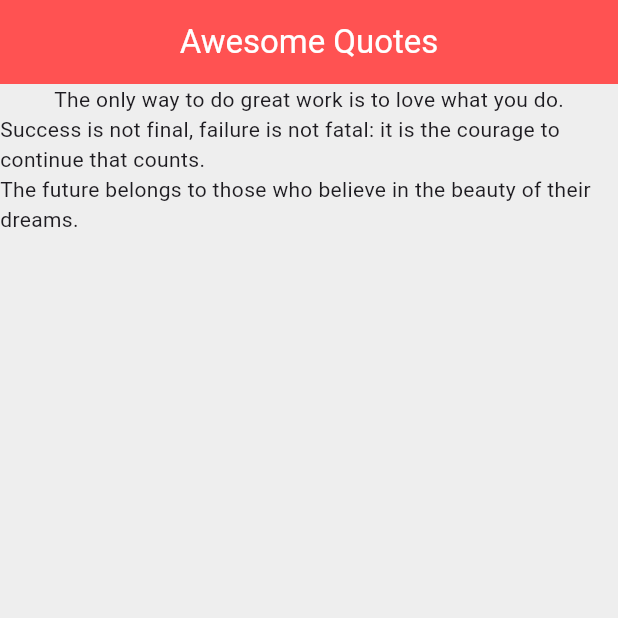
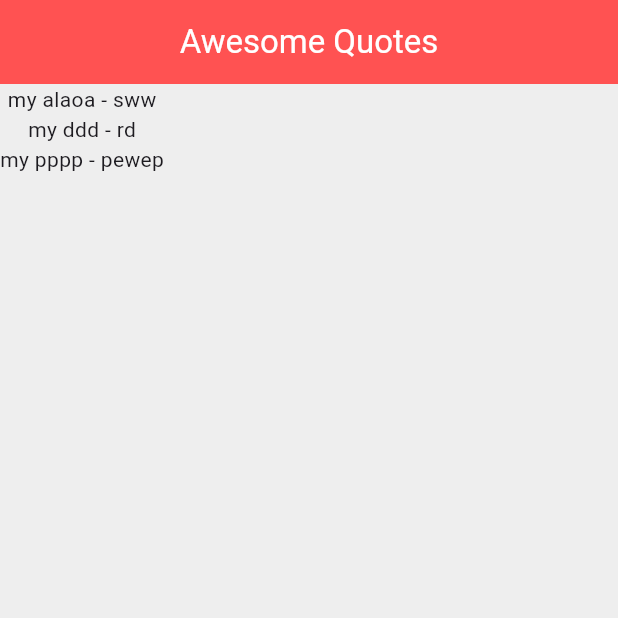
Before and after one commit to Darshan-1012/quotes_proj_4, a Flutter app: the screen it shows after launch, on a phone screen of 412 x 824 dp, the top half of it. Run offline on Flutter 3.47's test engine with Material 3 defaults, Android fonts, the phone set to English and light mode, and no system bars.

Commit message:
Custom Classes

```diff
--- a/lib/main.dart
+++ b/lib/main.dart
@@ -1,4 +1,5 @@
 import 'package:flutter/material.dart';
+import 'quote.dart';
 
 void main() {
   runApp(
@@ -17,10 +18,10 @@
 
 class _QuoteListState extends State<QuoteList> {
 
-  List<String> quotes = [
-    'The only way to do great work is to love what you do.',
-    'Success is not final, failure is not fatal: it is the courage to continue that counts.',
-    'The future belongs to those who believe in the beauty of their dreams.'
+  List<Quote> quotes = [
+    Quote(text: 'my alaoa', author: 'sww'),
+    Quote(text: 'my ddd', author: 'rd'),
+    Quote(text: 'my pppp', author: 'pewep'),
   ];
   @override
   Widget build(BuildContext context) {
@@ -33,7 +34,7 @@
         backgroundColor: Colors.redAccent,
       ),
       body: Column(
-        children: quotes.map((quote) => Text(quote)).toList()
+        children: quotes.map((quote) => Text('${quote.text} - ${quote.author}')).toList()
       ),
     );
   }
--- /dev/null
+++ b/lib/quote.dart
@@ -0,0 +1,7 @@
+class Quote{
+
+  String? text;
+  String? author;
+
+  Quote({this.text, this.author});
+}
```
